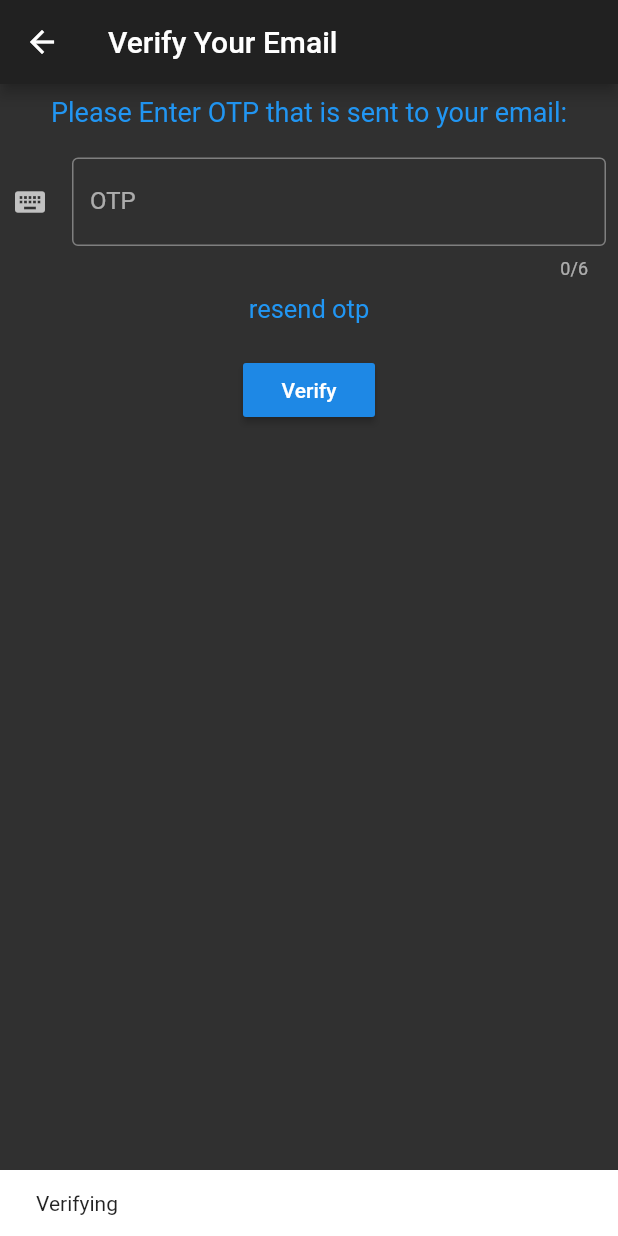
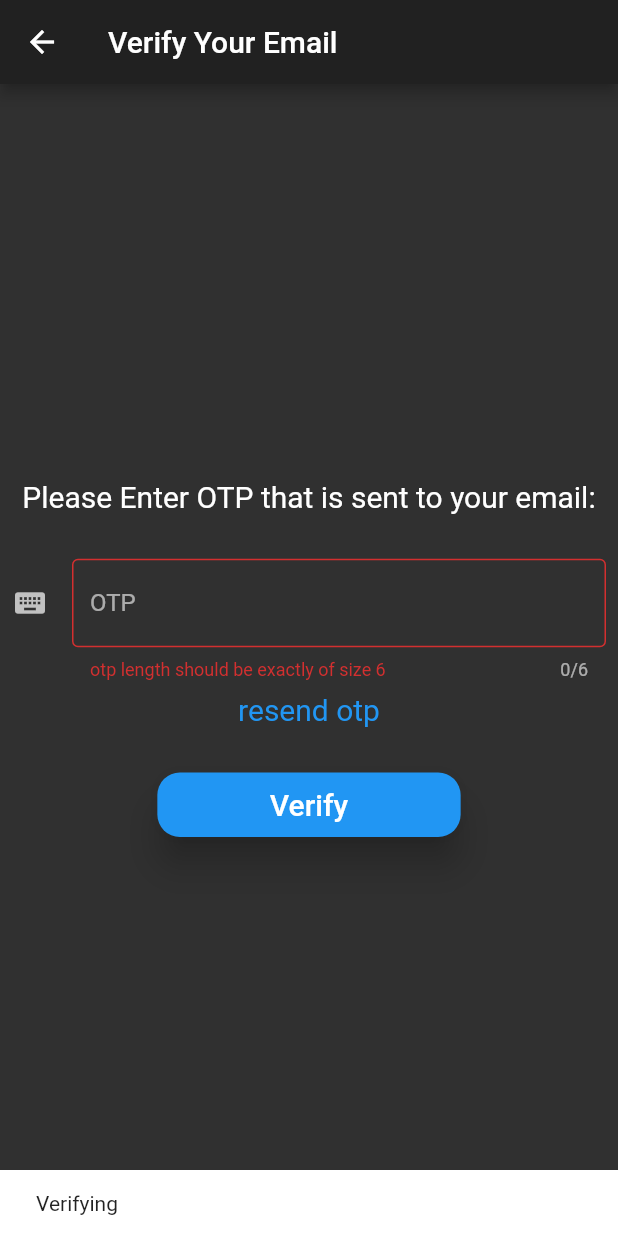
Before and after one commit to sahil-patel6/bloggin-app, a Flutter app: the VerifyEmail screen opened directly with empty values, after a tap on "Verify", on a phone screen of 412 x 824 dp. Run offline on Flutter 3.47's test engine with Material 2 defaults, Android fonts, the phone set to English and light mode, and no system bars; our stand-ins replace sqflite; missing offline and left inert: image_picker_modern; accounts and stored records are empty; network calls fail.

```diff
--- a/blogging_app/lib/VerifyEmail.dart
+++ b/blogging_app/lib/VerifyEmail.dart
@@ -32,29 +32,35 @@ class _VerifyEmailState extends State<VerifyEmail> {
 
   TextEditingController _otpController = new TextEditingController(text: "");
   GlobalKey<ScaffoldState> key = new GlobalKey();
+  GlobalKey<FormState> _formKey = new GlobalKey();
   @override
   Widget build(BuildContext context) {
     return Scaffold(
       appBar: AppBar(
         title: Text("Verify Your Email"),
       ),
-      body: ListView(shrinkWrap: true, children: <Widget>[
+      body: Center(
+        child: ListView(shrinkWrap: true, children: <Widget>[
           Center(
             key: key,
             child: Center(
               child: Padding(
                   padding: const EdgeInsets.all(8.0),
+                  child: Form(
+                    key: _formKey,
                     child: Column(
                       mainAxisSize: MainAxisSize.min,
                       children: <Widget>[
                         Text(
                           "Please Enter OTP that is sent to your email: " +
                               widget.email,
-                    style: TextStyle(fontSize: 18, color: Colors.blue),
+                          style: TextStyle(
+                            fontSize: 20,
+                          ),
                           textAlign: TextAlign.center,
                         ),
                         SizedBox(
-                    height: 20,
+                          height: 30,
                         ),
                         TextFormField(
                           controller: _otpController,
@@ -63,31 +69,52 @@ class _VerifyEmailState extends State<VerifyEmail> {
                             icon: Icon(Icons.keyboard),
                             labelText: "OTP",
                           ),
+                          keyboardType: TextInputType.number,
                           maxLength: 6,
-                  ),
-                  SizedBox(
-                    height: 10,
+                          validator: (otp) {
+                            if (otp.length != 6) {
+                              return 'otp length should be exactly of size 6';
+                            }
+                          },
                         ),
                         InkWell(
+                          customBorder: OutlineInputBorder(
+                              borderRadius: BorderRadius.circular(20)),
                           onTap: sendVerificationEmail,
+                          child: Padding(
+                            padding: const EdgeInsets.all(8.0),
                             child: Text(
                               "resend otp",
-                      style: TextStyle(color: Colors.blue, fontSize: 17),
+                              style:
+                                  TextStyle(color: Colors.blue, fontSize: 20),
+                            ),
                           ),
                         ),
                         SizedBox(
                           height: 20,
                         ),
                         RaisedButton(
+                          color: Colors.blue,
+                          elevation: 10,
+                          highlightElevation: 20,
+                          padding: EdgeInsets.symmetric(
+                              vertical: 10, horizontal: 75),
                           onPressed: verify,
-                    child: Text("Verify"),
-                  )
+                          shape: RoundedRectangleBorder(
+                              borderRadius: BorderRadius.circular(15)),
+                          child: Text("Verify",
+                              textAlign: TextAlign.center,
+                              style: TextStyle(
+                                fontSize: 20,
+                              )),
+                        ),
                       ],
                     ),
-            ),
+                  )),
             ),
           ),
         ]),
+      ),
     );
   }
 
@@ -96,7 +123,7 @@ class _VerifyEmailState extends State<VerifyEmail> {
       content: Text("Verifying"),
     ));
     String otp = _otpController.text;
-    if (otp.length == 6) {
+    if (_formKey.currentState.validate()) {
       http.post("$baseURL/verify", body: {
         "email": widget.email,
         "code": otp,
--- a/blogging_app/lib/forgotPassword.dart
+++ b/blogging_app/lib/forgotPassword.dart
@@ -63,6 +63,7 @@ class _ForgotPasswordState extends State<ForgotPassword> {
                                 return 'please enter valid email address';
                               }
                             },
+                            keyboardType: TextInputType.emailAddress,
                           ),
                           SizedBox(
                             height: 40,
@@ -105,6 +106,7 @@ class _ForgotPasswordState extends State<ForgotPassword> {
                               labelText: "OTP",
                             ),
                             maxLength: 6,
+                            keyboardType: TextInputType.number,
                             validator: (otp) {
                               if (otp.length != 6) {
                                 return 'It should be exactly 6 characters';
--- a/blogging_app/lib/generalUtility.dart
+++ b/blogging_app/lib/generalUtility.dart
@@ -1 +1,3 @@
-final String baseURL = "http://192.168.1.101:3000/api";
+final String baseURL = "http://192.168.1.102:3000/api";
+final String DbCommandToCreateUserTable =
+    "CREATE TABLE user(userID TEXT, name TEXT, email TEXT,isVerified TEXT,profilePic TEXT)";
```
Also changed, not shown: blogging_app/lib/login.dart (+9 -4 lines), blogging_app/lib/main.dart (+52 -23 lines), blogging_app/lib/signup.dart (+13 -7 lines), 3 other files. Lines whose indentation alone changed are shown as unchanged.
